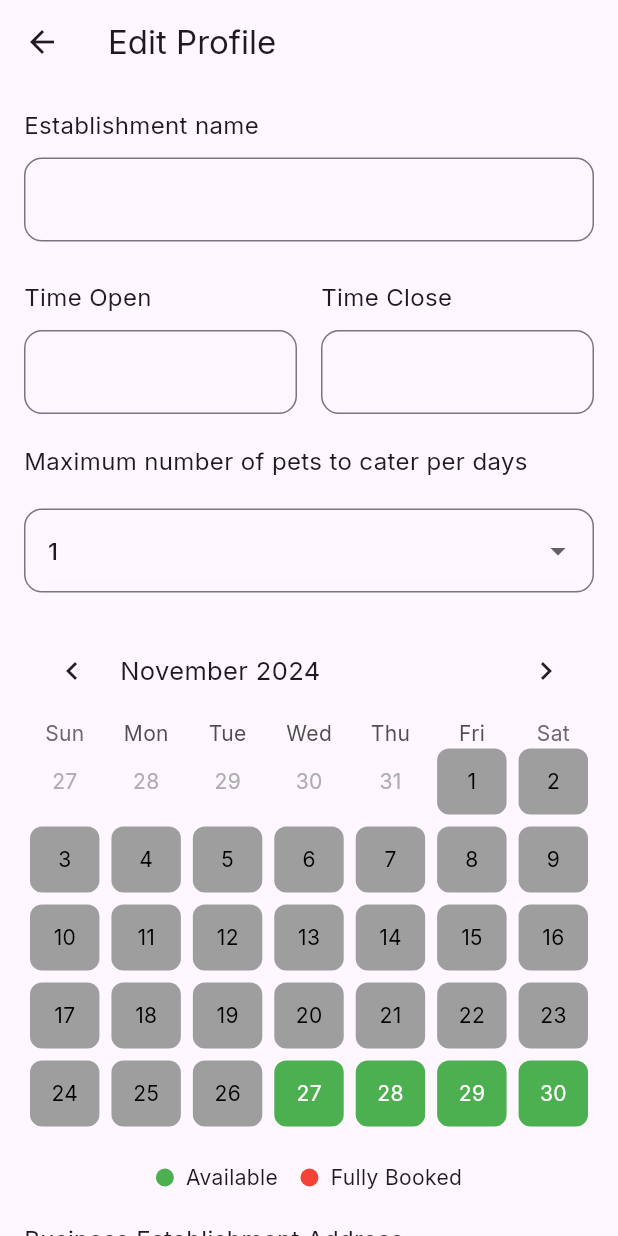
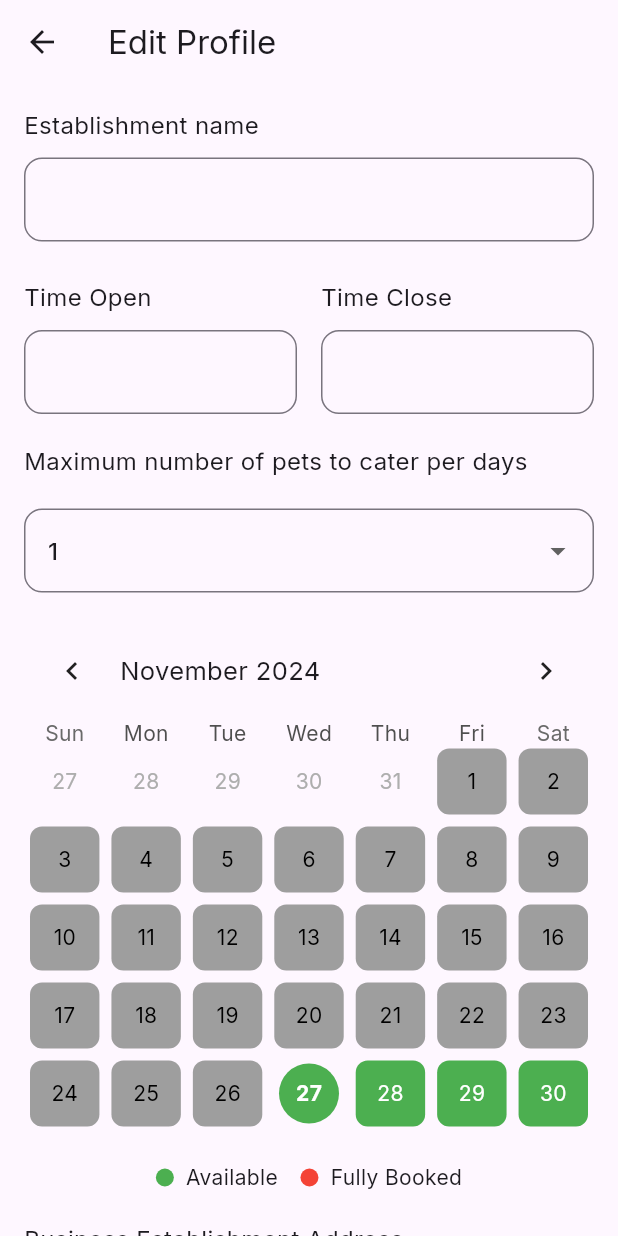
Before and after one commit to Pamfurred-Service-Provider/pamfurred_service_provider, a Flutter app: the EditProfileScreen screen opened directly, on a phone screen of 412 x 824 dp. Run offline on Flutter 3.47's test engine with Material 3 defaults, Android fonts, the phone set to English and light mode, and no system bars; drawn by our look-alikes of table_calendar; our stand-ins replace badges, email_validator, firebase_core, firebase_messaging, fl_chart, flutter_local_notifications and 10 more; missing offline and left inert: philippines_rpcmb; accounts and stored records are empty.

Commit message:
available timeslot and fully booked reflected in edit profile

```diff
--- a/lib/screens/edit_profile.dart
+++ b/lib/screens/edit_profile.dart
@@ -70,8 +70,34 @@ class EditProfileScreenState extends State<EditProfileScreen> {
   final CalendarFormat _calendarFormat = CalendarFormat.month;
   final DateTime _focusedDay = DateTime.now();
 
-  bool _isDayAvailable(DateTime day) {
-    return _availability[DateTime.utc(day.year, day.month, day.day)] ?? true;
+  Future<bool> _isDayAvailable(DateTime day) async {
+    // Format the selected day into the 'yyyy-MM-dd' format to match the `availability_date` format in your table
+    String formattedDate =
+        "${day.toLocal().year.toString().padLeft(4, '0')}-${day.toLocal().month.toString().padLeft(2, '0')}-${day.toLocal().day.toString().padLeft(2, '0')}";
+
+    try {
+      // Query the Supabase table to check availability for the given day
+      final response = await Supabase.instance.client
+          .from('service_provider_availability') // Your table name
+          .select('is_fully_booked') // Select the availability status
+          .eq('availability_date', formattedDate) // Match the date
+          .eq('sp_id',
+              userId) // Ensure you're checking for the current service provider's availability
+          .maybeSingle(); // Use maybeSingle to handle null if no match is found
+
+      if (response == null) {
+        // If no record is found, assume the day is available
+        return true;
+      }
+
+      // Return true if not fully booked, false otherwise
+      return response['is_fully_booked'] == false;
+    } catch (error) {
+      // Log error for debugging
+      print('Error fetching day availability: $error');
+      // Handle errors gracefully (optional: mark as available by default)
+      return true;
+    }
   }
 
 // Function to update the availability of a specific date
@@ -389,13 +415,15 @@ class EditProfileScreenState extends State<EditProfileScreen> {
             child: TableCalendar(
               firstDay: DateTime.utc(2024, 1, 1),
               lastDay: DateTime.utc(2030, 1, 1),
-              focusedDay: _focusedDay,
+              focusedDay:
+                  DateTime.now(), // Set this to today's date for initialization
               calendarFormat: _calendarFormat,
               availableCalendarFormats: const {
                 CalendarFormat.month: 'Month',
               },
               selectedDayPredicate: (day) {
-                return false; // No pre-selection logic, so this can be kept as is
+                // No pre-selection logic, keep it disabled
+                return false;
               },
               onDaySelected: (selectedDay, focusedDay) {
                 // Only navigate if the selected day is not in the past
@@ -414,15 +442,15 @@ class EditProfileScreenState extends State<EditProfileScreen> {
               },
               calendarBuilders: CalendarBuilders(
                 defaultBuilder: (context, day, focusedDay) {
-                  bool isAvailable = _isDayAvailable(day);
                   bool isPast =
                       day.isBefore(DateTime.now().subtract(Duration(days: 1)));
+                  bool isToday = day.isAtSameMomentAs(DateTime.now());
 
+                  // Handle past days
+                  if (isPast) {
                     return Container(
                       decoration: BoxDecoration(
-                      color: isPast
-                          ? Colors.grey // Gray color for past days
-                          : (isAvailable ? Colors.green : Colors.red),
+                        color: Colors.grey, // Gray color for past days
                         borderRadius: BorderRadius.circular(8.0),
                       ),
                       margin: const EdgeInsets.all(4.0),
@@ -430,24 +458,53 @@ class EditProfileScreenState extends State<EditProfileScreen> {
                         child: Text(
                           '${day.day}',
                           style: TextStyle(
-                          color: isPast
-                              ? Colors.black
-                              : Colors.white, // Black text for past days
-                        ),
+                              color: Colors.black), // Black text for past days
                         ),
                       ),
                     );
-                },
-                todayBuilder: (context, day, focusedDay) {
-                  bool isAvailable = _isDayAvailable(day);
-                  bool isPast =
-                      day.isBefore(DateTime.now().subtract(Duration(days: 1)));
+                  }
+
+                  // Use FutureBuilder for non-past days, including today
+                  return FutureBuilder<bool>(
+                    future: _isDayAvailable(
+                        day), // Fetch the availability asynchronously
+                    builder: (context, snapshot) {
+                      if (snapshot.connectionState == ConnectionState.waiting) {
+                        return Container(
+                          decoration: BoxDecoration(
+                            color: isToday
+                                ? Colors.green
+                                : Colors
+                                    .blueGrey, // Green for today during loading
+                            borderRadius: BorderRadius.circular(8.0),
+                          ),
+                          margin: const EdgeInsets.all(4.0),
+                          child: Center(
+                            child:
+                                CircularProgressIndicator(), // Show loading indicator
+                          ),
+                        );
+                      } else if (snapshot.hasError) {
+                        print('Error fetching data: ${snapshot.error}');
+                        return Container(
+                          decoration: BoxDecoration(
+                            color: Colors.red, // Show error color
+                            borderRadius: BorderRadius.circular(8.0),
+                          ),
+                          margin: const EdgeInsets.all(4.0),
+                          child: Center(
+                            child: Icon(Icons.error, color: Colors.white),
+                          ),
+                        );
+                      } else {
+                        bool isAvailable =
+                            snapshot.data ?? true; // Default to true if no data
 
                         return Container(
                           decoration: BoxDecoration(
-                      color: isPast
-                          ? Colors.grey // Gray color for past days
-                          : (isAvailable ? Colors.green : Colors.red),
+                            color: isAvailable
+                                ? Colors.green
+                                : Colors.red, // Green if available, red if not
                             borderRadius: BorderRadius.circular(8.0),
                           ),
                           margin: const EdgeInsets.all(4.0),
@@ -455,14 +512,29 @@ class EditProfileScreenState extends State<EditProfileScreen> {
                             child: Text(
                               '${day.day}',
                               style: TextStyle(
-                          color: isPast
-                              ? Colors.black
-                              : Colors.white, // Black text for past days
-                        ),
+                                  color: Colors
+                                      .white), // White text for non-past days
                             ),
                           ),
                         );
+                      }
                     },
+                  );
+                },
+              ),
+              calendarStyle: CalendarStyle(
+                selectedDecoration: BoxDecoration(
+                  color: Colors
+                      .transparent, // No special styling for the focused day
+                ),
+                todayDecoration: BoxDecoration(
+                  color: Colors.green, // Green background for today
+                  shape: BoxShape.circle,
+                ),
+                todayTextStyle: TextStyle(
+                  color: Colors.white, // White text for today
+                  fontWeight: FontWeight.bold,
+                ),
               ),
             ),
           ),
```
Lines whose indentation alone changed are shown as unchanged.
